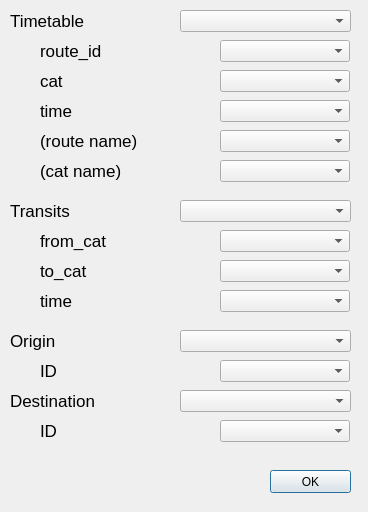
Qt form Dialog.ui (ItoMasayuki/PublicTransportFinder) before a commit.
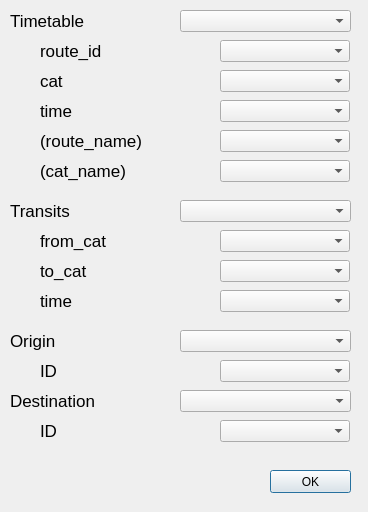
The same form after that commit.

```diff
--- a/Dialog.ui
+++ b/Dialog.ui
@@ -31,7 +31,7 @@
     <rect>
      <x>10</x>
      <y>10</y>
-     <width>121</width>
+     <width>161</width>
      <height>21</height>
     </rect>
    </property>
@@ -153,7 +153,7 @@
     <rect>
      <x>10</x>
      <y>200</y>
-     <width>121</width>
+     <width>161</width>
      <height>21</height>
     </rect>
    </property>
@@ -255,7 +255,7 @@
     <rect>
      <x>10</x>
      <y>330</y>
-     <width>121</width>
+     <width>161</width>
      <height>21</height>
     </rect>
    </property>
@@ -349,7 +349,7 @@
     <rect>
      <x>10</x>
      <y>390</y>
-     <width>121</width>
+     <width>161</width>
      <height>21</height>
     </rect>
    </property>
@@ -377,7 +377,7 @@
     </font>
    </property>
    <property name="text">
-    <string>(route name)</string>
+    <string>(route_name)</string>
    </property>
   </widget>
   <widget class="QComboBox" name="cmbRouteName">
@@ -415,7 +415,7 @@
     </font>
    </property>
    <property name="text">
-    <string>(cat name)</string>
+    <string>(cat_name)</string>
    </property>
   </widget>
  </widget>
```
